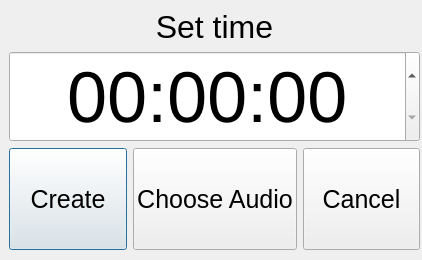
Above: MyTimer/createtimer.ui from vetalmon20/OOP-2nd-Course-2Lab before the change. Below: the same form after it.
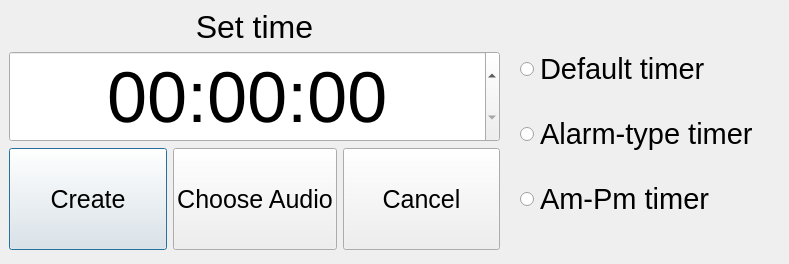
That is the form after the change.

Patch:
```diff
--- a/MyTimer/createtimer.ui
+++ b/MyTimer/createtimer.ui
@@ -6,10 +6,22 @@
    <rect>
     <x>0</x>
     <y>0</y>
-    <width>422</width>
-    <height>260</height>
+    <width>789</width>
+    <height>264</height>
    </rect>
   </property>
+  <property name="minimumSize">
+   <size>
+    <width>789</width>
+    <height>264</height>
+   </size>
+  </property>
+  <property name="maximumSize">
+   <size>
+    <width>789</width>
+    <height>264</height>
+   </size>
+  </property>
   <property name="windowTitle">
    <string>Dialog</string>
   </property>
@@ -18,7 +30,7 @@
     <rect>
      <x>9</x>
      <y>9</y>
-     <width>411</width>
+     <width>491</width>
      <height>241</height>
     </rect>
    </property>
@@ -128,6 +140,57 @@
     </item>
    </layout>
   </widget>
+  <widget class="QWidget" name="">
+   <property name="geometry">
+    <rect>
+     <x>520</x>
+     <y>30</y>
+     <width>255</width>
+     <height>211</height>
+    </rect>
+   </property>
+   <layout class="QVBoxLayout" name="verticalLayout_2">
+    <property name="sizeConstraint">
+     <enum>QLayout::SetNoConstraint</enum>
+    </property>
+    <item>
+     <widget class="QRadioButton" name="defaultTimer">
+      <property name="font">
+       <font>
+        <pointsize>22</pointsize>
+       </font>
+      </property>
+      <property name="text">
+       <string>Default timer</string>
+      </property>
+     </widget>
+    </item>
+    <item>
+     <widget class="QRadioButton" name="alarmTimer">
+      <property name="font">
+       <font>
+        <pointsize>22</pointsize>
+       </font>
+      </property>
+      <property name="text">
+       <string>Alarm-type timer</string>
+      </property>
+     </widget>
+    </item>
+    <item>
+     <widget class="QRadioButton" name="AmTimer">
+      <property name="font">
+       <font>
+        <pointsize>22</pointsize>
+       </font>
+      </property>
+      <property name="text">
+       <string>Am-Pm timer</string>
+      </property>
+     </widget>
+    </item>
+   </layout>
+  </widget>
  </widget>
  <resources/>
  <connections/>
```
